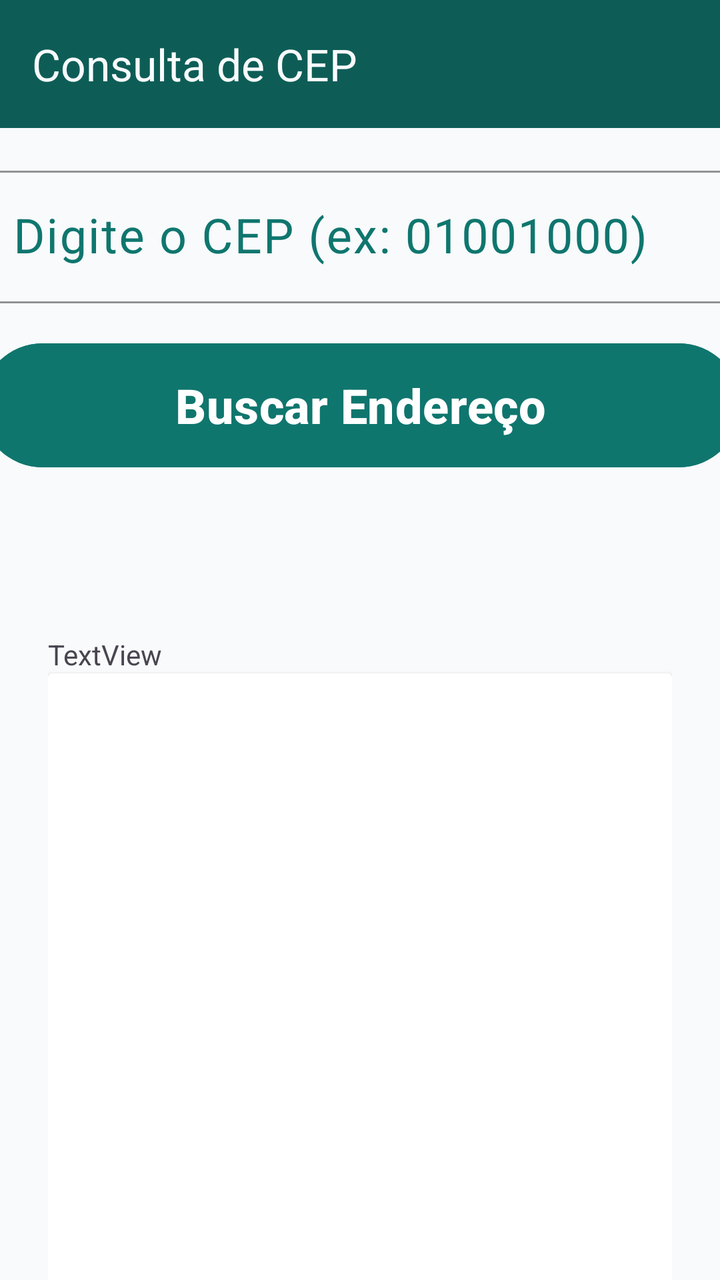
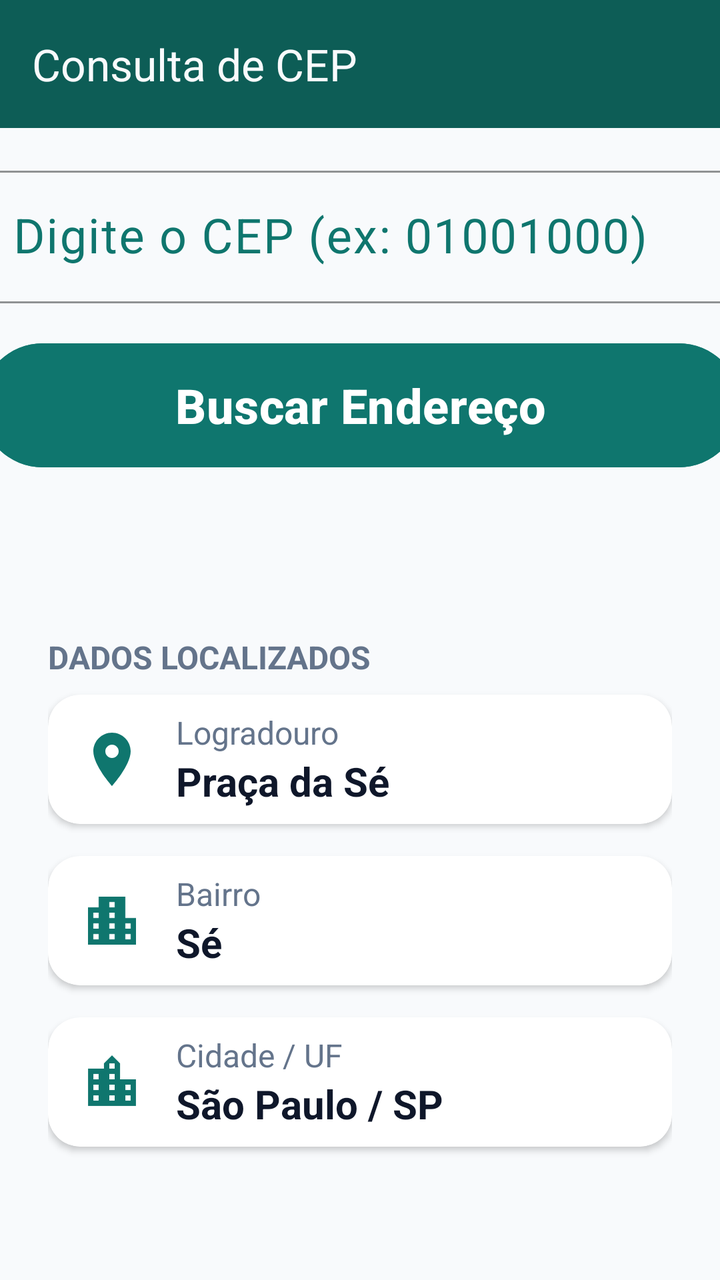

The first picture is an Android layout as it rendered before a commit; the second is the same layout after the commit. The layout source and the unified diff follow.
<!-- AndroidManifest.xml: application theme Theme.ApiViaCepMat -->
<!-- res/layout/activity_main.xml -->
<?xml version="1.0" encoding="utf-8"?>
<androidx.constraintlayout.widget.ConstraintLayout xmlns:android="http://schemas.android.com/apk/res/android"
    xmlns:app="http://schemas.android.com/apk/res-auto"
    xmlns:tools="http://schemas.android.com/tools"
    android:id="@+id/main"
    android:layout_width="match_parent"
    android:layout_height="match_parent"
    tools:context=".MainActivity">

    <include
        android:id="@+id/includeAppBar"
        layout="@layout/app_bar"
        android:layout_width="0dp"
        android:layout_height="wrap_content"
        app:layout_constraintEnd_toEndOf="parent"
        app:layout_constraintStart_toStartOf="parent"
        app:layout_constraintTop_toTopOf="parent" />

    <com.google.android.material.textfield.TextInputLayout
        android:id="@+id/tilCep"
        android:layout_width="380dp"
        android:layout_height="wrap_content"
        android:layout_marginTop="16dp"
        android:textColorHint="@color/verde"
        app:boxStrokeColor="@color/verde"
        app:cursorColor="@color/verde"
        app:hintTextColor="@color/verde"
        app:layout_constraintEnd_toEndOf="parent"
        app:layout_constraintHorizontal_bias="0.5"
        app:layout_constraintStart_toStartOf="parent"
        app:layout_constraintTop_toBottomOf="@id/includeAppBar">

        <com.google.android.material.textfield.TextInputEditText
            android:id="@+id/tietCep"
            android:layout_width="match_parent"
            android:layout_height="wrap_content"
            android:hint="Digite o CEP (ex: 01001000)"
            android:inputType="number"
            android:maxLength="8"
            android:textColor="@color/verde"
            android:textSize="24sp" />
    </com.google.android.material.textfield.TextInputLayout>

    <Button
        android:id="@+id/btBuscar"
        android:layout_width="380dp"
        android:layout_height="70dp"
        android:layout_marginTop="16dp"
        android:backgroundTint="@color/verde"
        android:text="Buscar Endereço"
        android:textSize="24sp"
        android:textStyle="bold"
        app:layout_constraintEnd_toEndOf="parent"
        app:layout_constraintHorizontal_bias="0.5"
        app:layout_constraintStart_toStartOf="parent"
        app:layout_constraintTop_toBottomOf="@+id/tilCep" />

    <ProgressBar
        android:id="@+id/pbBuscar"
        style="?android:attr/progressBarStyle"
        android:layout_width="wrap_content"
        android:layout_height="wrap_content"
        android:layout_marginTop="16dp"
        android:indeterminateTint="@color/verde"
        app:layout_constraintEnd_toEndOf="parent"
        app:layout_constraintHorizontal_bias="0.5"
        app:layout_constraintStart_toStartOf="parent"
        app:layout_constraintTop_toBottomOf="@+id/btBuscar" />

    <LinearLayout
        android:id="@+id/llResultado"
        android:layout_width="0dp"
        android:layout_height="400dp"
        android:layout_marginStart="24dp"
        android:layout_marginTop="16dp"
        android:layout_marginEnd="24dp"
        android:orientation="vertical"
        app:layout_constraintEnd_toEndOf="parent"
        app:layout_constraintHorizontal_bias="0.5"
        app:layout_constraintStart_toStartOf="parent"
        app:layout_constraintTop_toBottomOf="@+id/pbBuscar">

        <TextView
            android:id="@+id/textView"
            android:layout_width="match_parent"
            android:layout_height="wrap_content"
            android:text="TextView" />

        <androidx.cardview.widget.CardView
            android:layout_width="match_parent"
            android:layout_height="match_parent" />
    </LinearLayout>
</androidx.constraintlayout.widget.ConstraintLayout>
<!-- res/layout/app_bar.xml (included above) -->
<?xml version="1.0" encoding="utf-8"?>
<com.google.android.material.appbar.AppBarLayout xmlns:android="http://schemas.android.com/apk/res/android"
    xmlns:app="http://schemas.android.com/apk/res-auto"
    android:layout_width="match_parent"
    android:layout_height="wrap_content"
    android:background="@color/verdeEscuro"
    android:fitsSystemWindows="true">

    <com.google.android.material.appbar.MaterialToolbar
        android:id="@+id/materialToolbar"
        android:layout_width="match_parent"
        android:layout_height="wrap_content"
        android:background="@color/verdeEscuro"
        android:minHeight="?attr/actionBarSize"
        android:theme="?attr/actionBarTheme"
        app:title="@string/app_name"
        app:titleTextColor="@color/brancoGelo" />
</com.google.android.material.appbar.AppBarLayout>
<!-- resources referenced by this layout -->
<resources>
  <color name="brancoGelo">#F8FAFC</color>
  <color name="verde">#0F766E</color>
  <color name="verdeEscuro">#0D5D56</color>
  <string name="app_name">Consulta de CEP</string>
  <style name="Theme.ApiViaCepMat" parent="Base.Theme.ApiViaCepMat" />
  <style name="Base.Theme.ApiViaCepMat" parent="Theme.Material3.DayNight.NoActionBar">
          
          
          <item name="android:colorBackground">@color/brancoGelo</item>
      </style>
</resources>

<!-- the commit's change to res/layout/activity_main.xml (unified diff, before → after) -->
@@ -70,7 +70,7 @@
     <LinearLayout
         android:id="@+id/llResultado"
         android:layout_width="0dp"
-        android:layout_height="400dp"
+        android:layout_height="wrap_content"
         android:layout_marginStart="24dp"
         android:layout_marginTop="16dp"
         android:layout_marginEnd="24dp"
@@ -84,11 +84,159 @@
             android:id="@+id/textView"
             android:layout_width="match_parent"
             android:layout_height="wrap_content"
-            android:text="TextView" />
+            android:layout_marginBottom="8dp"
+            android:text="DADOS LOCALIZADOS"
+            android:textColor="@color/cinza"
+            android:textSize="16sp"
+            android:textStyle="bold" />
 
         <androidx.cardview.widget.CardView
             android:layout_width="match_parent"
-            android:layout_height="match_parent" />
+            android:layout_height="wrap_content"
+            android:layout_marginBottom="16dp"
+            app:cardCornerRadius="16dp">
+
+            <androidx.constraintlayout.widget.ConstraintLayout
+                android:layout_width="match_parent"
+                android:layout_height="match_parent">
+
+                <ImageView
+                    android:id="@+id/imageView"
+                    android:layout_width="32dp"
+                    android:layout_height="32dp"
+                    android:layout_marginStart="16dp"
+                    android:tint="@color/verde"
+                    app:layout_constraintBottom_toBottomOf="parent"
+                    app:layout_constraintStart_toStartOf="parent"
+                    app:layout_constraintTop_toTopOf="parent"
+                    app:layout_constraintVertical_bias="0.5"
+                    app:srcCompat="@drawable/ic_location_on" />
+
+                <TextView
+                    android:id="@+id/textView2"
+                    android:layout_width="wrap_content"
+                    android:layout_height="wrap_content"
+                    android:layout_marginStart="16dp"
+                    android:layout_marginTop="8dp"
+                    android:text="Logradouro"
+                    android:textColor="@color/cinza"
+                    android:textSize="16sp"
+                    app:layout_constraintStart_toEndOf="@+id/imageView"
+                    app:layout_constraintTop_toTopOf="parent" />
+
+                <TextView
+                    android:id="@+id/tvLogradouro"
+                    android:layout_width="wrap_content"
+                    android:layout_height="wrap_content"
+                    android:layout_marginStart="16dp"
+                    android:layout_marginBottom="8dp"
+                    android:text="Praça da Sé"
+                    android:textColor="@color/cinzaEscuro"
+                    android:textSize="20sp"
+                    android:textStyle="bold"
+                    app:layout_constraintBottom_toBottomOf="parent"
+                    app:layout_constraintStart_toEndOf="@+id/imageView"
+                    app:layout_constraintTop_toBottomOf="@+id/textView2" />
+            </androidx.constraintlayout.widget.ConstraintLayout>
+        </androidx.cardview.widget.CardView>
+
+        <androidx.cardview.widget.CardView
+            android:layout_width="match_parent"
+            android:layout_height="wrap_content"
+            android:layout_marginBottom="16dp"
+            app:cardCornerRadius="16dp">
+
+            <androidx.constraintlayout.widget.ConstraintLayout
+                android:layout_width="match_parent"
+                android:layout_height="match_parent">
+
+                <ImageView
+                    android:id="@+id/imageView2"
+                    android:layout_width="32dp"
+                    android:layout_height="32dp"
+                    android:layout_marginStart="16dp"
+                    android:tint="@color/verde"
+                    app:layout_constraintBottom_toBottomOf="parent"
+                    app:layout_constraintStart_toStartOf="parent"
+                    app:layout_constraintTop_toTopOf="parent"
+                    app:srcCompat="@drawable/ic_apartment" />
+
+                <TextView
+                    android:id="@+id/textView4"
+                    android:layout_width="wrap_content"
+                    android:layout_height="wrap_content"
+                    android:layout_marginStart="16dp"
+                    android:layout_marginTop="8dp"
+                    android:text="Bairro"
+                    android:textColor="@color/cinza"
+                    android:textSize="16sp"
+                    app:layout_constraintStart_toEndOf="@+id/imageView2"
+                    app:layout_constraintTop_toTopOf="parent" />
+
+                <TextView
+                    android:id="@+id/tvBairro"
+                    android:layout_width="wrap_content"
+                    android:layout_height="wrap_content"
+                    android:layout_marginStart="16dp"
+                    android:layout_marginBottom="8dp"
+                    android:text="Sé"
+                    android:textColor="@color/cinzaEscuro"
+                    android:textSize="20sp"
+                    android:textStyle="bold"
+                    app:layout_constraintBottom_toBottomOf="parent"
+                    app:layout_constraintStart_toEndOf="@+id/imageView2"
+                    app:layout_constraintTop_toBottomOf="@+id/textView4" />
+            </androidx.constraintlayout.widget.ConstraintLayout>
+        </androidx.cardview.widget.CardView>
+
+        <androidx.cardview.widget.CardView
+            android:layout_width="match_parent"
+            android:layout_height="wrap_content"
+            android:layout_marginBottom="16dp"
+            app:cardCornerRadius="16dp">
+
+            <androidx.constraintlayout.widget.ConstraintLayout
+                android:layout_width="match_parent"
+                android:layout_height="match_parent">
+
+                <ImageView
+                    android:id="@+id/imageView4"
+                    android:layout_width="32dp"
+                    android:layout_height="32dp"
+                    android:layout_marginStart="16dp"
+                    android:tint="@color/verde"
+                    app:layout_constraintBottom_toBottomOf="parent"
+                    app:layout_constraintStart_toStartOf="parent"
+                    app:layout_constraintTop_toTopOf="parent"
+                    app:srcCompat="@drawable/ic_location_city" />
+
+                <TextView
+                    android:id="@+id/textView6"
+                    android:layout_width="wrap_content"
+                    android:layout_height="wrap_content"
+                    android:layout_marginStart="16dp"
+                    android:layout_marginTop="8dp"
+                    android:text="Cidade / UF"
+                    android:textColor="@color/cinza"
+                    android:textSize="16sp"
+                    app:layout_constraintStart_toEndOf="@+id/imageView4"
+                    app:layout_constraintTop_toTopOf="parent" />
+
+                <TextView
+                    android:id="@+id/tvCidadeUF"
+                    android:layout_width="wrap_content"
+                    android:layout_height="wrap_content"
+                    android:layout_marginStart="16dp"
+                    android:layout_marginBottom="8dp"
+                    android:text="São Paulo / SP"
+                    android:textColor="@color/cinzaEscuro"
+                    android:textSize="20sp"
+                    android:textStyle="bold"
+                    app:layout_constraintBottom_toBottomOf="parent"
+                    app:layout_constraintStart_toEndOf="@+id/imageView4"
+                    app:layout_constraintTop_toBottomOf="@+id/textView6" />
+            </androidx.constraintlayout.widget.ConstraintLayout>
+        </androidx.cardview.widget.CardView>
     </LinearLayout>
 </androidx.constraintlayout.widget.ConstraintLayout>
 <!-- res/layout/app_bar.xml (included above) -->
<!-- resource entries referenced after the edit -->
@@ -1,8 +1,40 @@
 <!-- resources referenced by this layout -->
 <resources>
   <color name="brancoGelo">#F8FAFC</color>
+  <color name="cinza">#64748B</color>
+  <color name="cinzaEscuro">#0F172A</color>
   <color name="verde">#0F766E</color>
   <color name="verdeEscuro">#0D5D56</color>
+  <!-- drawable ic_apartment (drawable) -->
+  <vector xmlns:android="http://schemas.android.com/apk/res/android"
+      android:width="24dp"
+      android:height="24dp"
+      android:viewportWidth="24"
+      android:viewportHeight="24">
+      <path
+          android:fillColor="@android:color/white"
+          android:pathData="M17,11V3H7v4H3v14h18V11h-4zM7,19H5v-2h2v2zm0,-4H5v-2h2v2zm0,-4H5V9h2v2zm6,8h-2v-2h2v2zm0,-4h-2v-2h2v2zm0,-4h-2V9h2v2zm0,-4h-2V5h2v2zm6,12h-2v-2h2v2zm0,-4h-2v-2h2v2zm0,-4h-2V13h2v2z"/>
+  </vector>
+  <!-- drawable ic_location_city (drawable) -->
+  <vector xmlns:android="http://schemas.android.com/apk/res/android"
+      android:width="24dp"
+      android:height="24dp"
+      android:viewportWidth="24"
+      android:viewportHeight="24">
+      <path
+          android:fillColor="@android:color/white"
+          android:pathData="M15,11V5l-3,-3 -3,3v2H3v14h18V11h-6zm-8,8H5v-2h2v2zm0,-4H5v-2h2v2zm0,-4H5V9h2v2zm6,8h-2v-2h2v2zm0,-4h-2v-2h2v2zm0,-4h-2V9h2v2zm0,-4h-2V5h2v2zm6,12h-2v-2h2v2zm0,-4h-2v-2h2v2zm0,-4h-2V13h2v2z"/>
+  </vector>
+  <!-- drawable ic_location_on (drawable) -->
+  <vector xmlns:android="http://schemas.android.com/apk/res/android"
+      android:width="24dp"
+      android:height="24dp"
+      android:viewportWidth="24"
+      android:viewportHeight="24">
+      <path
+          android:fillColor="@android:color/white"
+          android:pathData="M12,2C8.13,2 5,5.13 5,9c0,5.25 7,13 7,13s7,-7.75 7,-13c0,-3.87 -3.13,-7 -7,-7zM12,11.5c-1.38,0 -2.5,-1.12 -2.5,-2.5s1.12,-2.5 2.5,-2.5 2.5,1.12 2.5,2.5 -1.12,2.5 -2.5,2.5z"/>
+  </vector>
   <string name="app_name">Consulta de CEP</string>
   <style name="Theme.ApiViaCepMat" parent="Base.Theme.ApiViaCepMat" />
   <style name="Base.Theme.ApiViaCepMat" parent="Theme.Material3.DayNight.NoActionBar">
